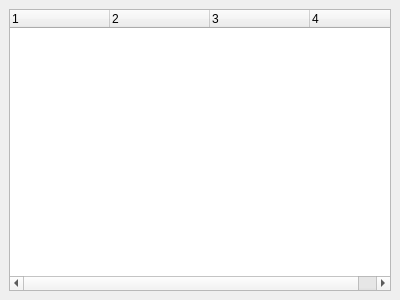
feelx88/git-qui, file src/components/logview/logview.ui: the form before one commit.
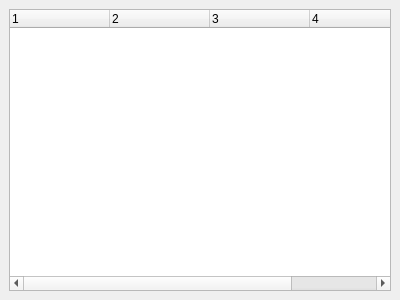
The form after the commit.

Commit message: Made log view use a fifth column for branches instead of joining them into the commit message.

```diff
--- a/src/components/logview/logview.ui
+++ b/src/components/logview/logview.ui
@@ -18,7 +18,7 @@
     <item>
      <widget class="QTreeWidget" name="treeWidget">
       <property name="columnCount">
-       <number>4</number>
+       <number>5</number>
       </property>
       <attribute name="headerVisible">
        <bool>true</bool>
@@ -43,6 +43,11 @@
         <string notr="true">4</string>
        </property>
       </column>
+      <column>
+       <property name="text">
+        <string notr="true">5</string>
+       </property>
+      </column>
      </widget>
     </item>
    </layout>
```
The commit also changes 1 other file.
